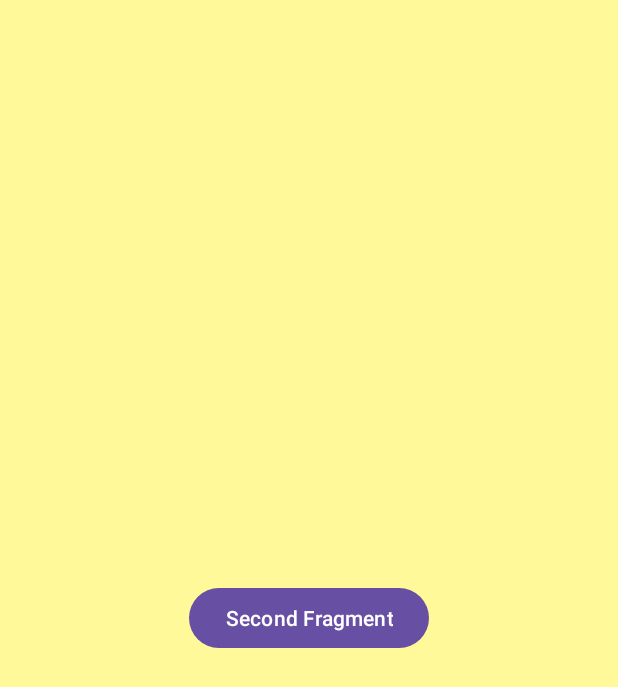
After one commit to Pafryk78/MyApplication, an Android app: the layout fragment_second.xml on its own in the app's theme, with its tools: preview values and no code run, on a phone screen of 412 x 824 dp. The commit adds this screen. Shown: the top 687 px of the screen. Run offline under Robolectric (Android 15) with nearby library versions, the phone set to English and light mode, and no system bars.

Commit message:
Fragment

```diff
--- a/app/build.gradle.kts
+++ b/app/build.gradle.kts
@@ -1,3 +1,5 @@
+
+
 plugins {
     alias(libs.plugins.android.application)
     alias(libs.plugins.jetbrains.kotlin.android)
@@ -37,9 +39,11 @@ android {
 
 dependencies {
 
+
     val activity_version = "1.9.0"
     implementation(libs.androidx.activity.ktx)
 
+    implementation(libs.androidx.fragment.ktx)
 
     implementation(libs.androidx.core.ktx)
     implementation(libs.androidx.appcompat)
--- /dev/null
+++ b/app/src/main/res/layout/fragment_second.xml
@@ -0,0 +1,23 @@
+<?xml version="1.0" encoding="utf-8"?>
+<androidx.constraintlayout.widget.ConstraintLayout
+    android:background="#FFF999"
+    xmlns:app="http://schemas.android.com/apk/res-auto"
+    xmlns:android="http://schemas.android.com/apk/res/android"
+    xmlns:tools="http://schemas.android.com/tools"
+    android:layout_width="match_parent"
+    android:layout_height="match_parent"
+    tools:context=".SecondFragment">
+
+
+    <Button
+        android:id="@+id/SecondButton"
+        android:layout_width="wrap_content"
+        android:layout_height="wrap_content"
+        android:text="Second Fragment"
+
+        app:layout_constraintBottom_toBottomOf="parent"
+        app:layout_constraintEnd_toEndOf="parent"
+        app:layout_constraintStart_toStartOf="parent"
+        app:layout_constraintTop_toTopOf="parent" />
+
+</androidx.constraintlayout.widget.ConstraintLayout>
--- a/app/src/main/res/values/strings.xml
+++ b/app/src/main/res/values/strings.xml
@@ -1,3 +1,5 @@
 <resources>
     <string name="app_name">My Application</string>
+    <!-- TODO: Remove or change this placeholder text -->
+    <string name="hello_blank_fragment">Hello blank fragment</string>
 </resources>
--- a/gradle/libs.versions.toml
+++ b/gradle/libs.versions.toml
@@ -1,5 +1,6 @@
 [versions]
 agp = "8.5.0"
+fragmentKtx = "1.8.2"
 kotlin = "1.9.0"
 coreKtx = "1.13.1"
 junit = "4.13.2"
@@ -13,6 +14,7 @@ constraintlayout = "2.1.4"
 [libraries]
 androidx-activity-ktx = { module = "androidx.activity:activity-ktx", version.ref = "activity" }
 androidx-core-ktx = { group = "androidx.core", name = "core-ktx", version.ref = "coreKtx" }
+androidx-fragment-ktx = { module = "androidx.fragment:fragment-ktx", version.ref = "fragmentKtx" }
 junit = { group = "junit", name = "junit", version.ref = "junit" }
 androidx-junit = { group = "androidx.test.ext", name = "junit", version.ref = "junitVersion" }
 androidx-espresso-core = { group = "androidx.test.espresso", name = "espresso-core", version.ref = "espressoCore" }
```
Also changed, not shown: app/src/main/java/pl/revolshen/myapplication/FirstFragment.kt (added, +38 -0 lines), app/src/main/java/pl/revolshen/myapplication/MainActivity.kt (+9 -21 lines), app/src/main/java/pl/revolshen/myapplication/SecondFragment.kt (added, +37 -0 lines), app/src/main/res/layout/activity_main.xml (+11 -12 lines), app/src/main/res/layout/fragment_first.xml (added, +23 -0 lines).
